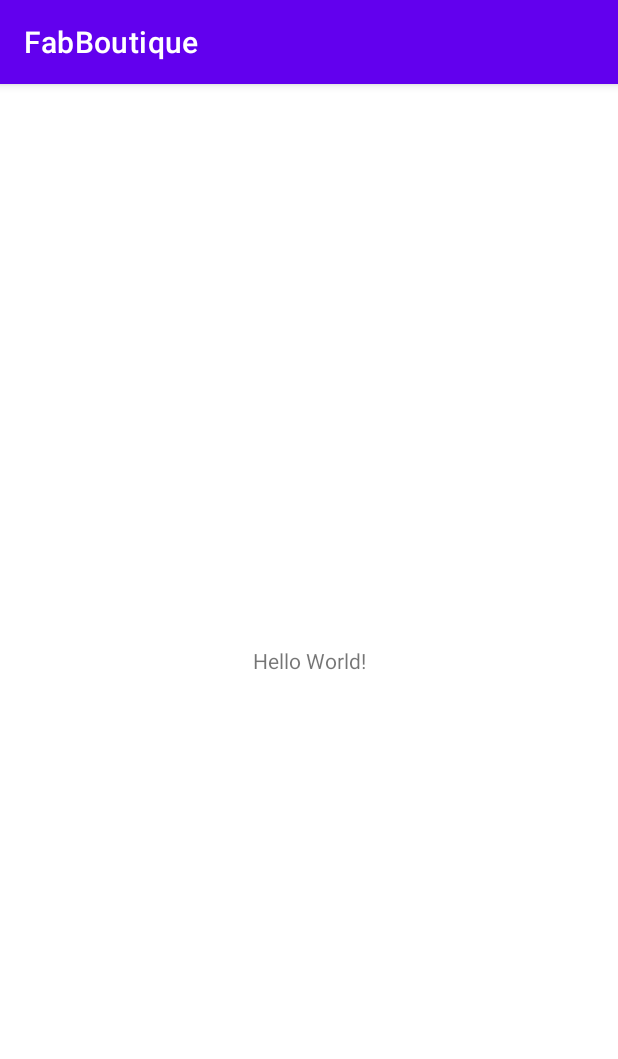
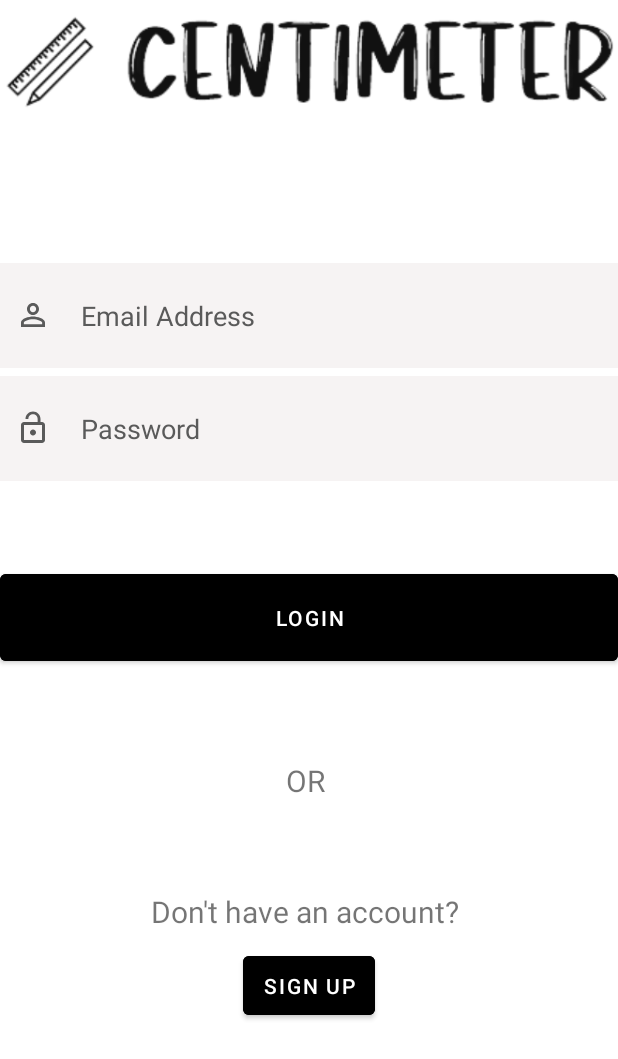
Before and after one commit to Krishnavthakor/FabBoutiqueApplication, an Android app: the screen it shows after launch (MainActivity before the commit, LoginActivity after it), on a phone screen of 412 x 824 dp. Shown: the top 1059 px of the screen. Run offline under Robolectric (Android 15) with nearby library versions, the phone set to English and light mode, and no system bars.

Commit message:
Login User Interface Design Done.

```diff
--- a/app/src/main/AndroidManifest.xml
+++ b/app/src/main/AndroidManifest.xml
@@ -14,6 +14,15 @@
         android:theme="@style/Theme.FabBoutique"
         tools:targetApi="31">
         <activity
+            android:name=".LoginActivity"
+            android:exported="true">
+            <intent-filter>
+                <action android:name="android.intent.action.MAIN" />
+
+                <category android:name="android.intent.category.LAUNCHER" />
+            </intent-filter>
+        </activity>
+        <activity
             android:name=".MainActivity"
             android:exported="true">
             <intent-filter>
--- /dev/null
+++ b/app/src/main/java/com/example/fabboutique/LoginActivity.java
@@ -0,0 +1,14 @@
+package com.example.fabboutique;
+
+import androidx.appcompat.app.AppCompatActivity;
+
+import android.os.Bundle;
+
+public class LoginActivity extends AppCompatActivity {
+
+    @Override
+    protected void onCreate(Bundle savedInstanceState) {
+        super.onCreate(savedInstanceState);
+        setContentView(R.layout.activity_login);
+    }
+}
--- /dev/null
+++ b/app/src/main/res/drawable/lockicon.xml
@@ -0,0 +1,5 @@
+<vector android:height="24dp" android:tint="#5A5A5A"
+    android:viewportHeight="24" android:viewportWidth="24"
+    android:width="24dp" xmlns:android="http://schemas.android.com/apk/res/android">
+    <path android:fillColor="@android:color/white" android:pathData="M12,17c1.1,0 2,-0.9 2,-2s-0.9,-2 -2,-2 -2,0.9 -2,2 0.9,2 2,2zM18,8h-1L17,6c0,-2.76 -2.24,-5 -5,-5S7,3.24 7,6h1.9c0,-1.71 1.39,-3.1 3.1,-3.1 1.71,0 3.1,1.39 3.1,3.1v2L6,8c-1.1,0 -2,0.9 -2,2v10c0,1.1 0.9,2 2,2h12c1.1,0 2,-0.9 2,-2L20,10c0,-1.1 -0.9,-2 -2,-2zM18,20L6,20L6,10h12v10z"/>
+</vector>
--- /dev/null
+++ b/app/src/main/res/drawable/passwordicon.xml
@@ -0,0 +1,5 @@
+<vector android:height="24dp" android:tint="#5A5A5A"
+    android:viewportHeight="24" android:viewportWidth="24"
+    android:width="24dp" xmlns:android="http://schemas.android.com/apk/res/android">
+    <path android:fillColor="@android:color/white" android:pathData="M18,8h-1L17,6c0,-2.76 -2.24,-5 -5,-5S7,3.24 7,6v2L6,8c-1.1,0 -2,0.9 -2,2v10c0,1.1 0.9,2 2,2h12c1.1,0 2,-0.9 2,-2L20,10c0,-1.1 -0.9,-2 -2,-2zM12,17c-1.1,0 -2,-0.9 -2,-2s0.9,-2 2,-2 2,0.9 2,2 -0.9,2 -2,2zM15.1,8L8.9,8L8.9,6c0,-1.71 1.39,-3.1 3.1,-3.1 1.71,0 3.1,1.39 3.1,3.1v2z"/>
+</vector>
--- /dev/null
+++ b/app/src/main/res/drawable/usericon.xml
@@ -0,0 +1,5 @@
+<vector android:height="24dp" android:tint="#5A5A5A"
+    android:viewportHeight="24" android:viewportWidth="24"
+    android:width="24dp" xmlns:android="http://schemas.android.com/apk/res/android">
+    <path android:fillColor="@android:color/white" android:pathData="M12,5.9c1.16,0 2.1,0.94 2.1,2.1s-0.94,2.1 -2.1,2.1S9.9,9.16 9.9,8s0.94,-2.1 2.1,-2.1m0,9c2.97,0 6.1,1.46 6.1,2.1v1.1L5.9,18.1L5.9,17c0,-0.64 3.13,-2.1 6.1,-2.1M12,4C9.79,4 8,5.79 8,8s1.79,4 4,4 4,-1.79 4,-4 -1.79,-4 -4,-4zM12,13c-2.67,0 -8,1.34 -8,4v3h16v-3c0,-2.66 -5.33,-4 -8,-4z"/>
+</vector>
--- /dev/null
+++ b/app/src/main/res/layout/activity_login.xml
@@ -0,0 +1,95 @@
+<?xml version="1.0" encoding="utf-8"?>
+<RelativeLayout xmlns:android="http://schemas.android.com/apk/res/android"
+    xmlns:app="http://schemas.android.com/apk/res-auto"
+    xmlns:tools="http://schemas.android.com/tools"
+    android:layout_width="match_parent"
+    android:layout_height="match_parent"
+    android:background="@color/white"
+    tools:context=".LoginActivity">
+
+    <ImageView
+        android:id="@+id/imageView"
+        android:layout_width="wrap_content"
+        android:layout_height="wrap_content"
+        app:layout_constraintBottom_toBottomOf="parent"
+        app:layout_constraintEnd_toEndOf="parent"
+        app:layout_constraintHeight_percent=".20"
+        app:layout_constraintHorizontal_bias="0.0"
+        app:layout_constraintStart_toStartOf="parent"
+        app:layout_constraintTop_toTopOf="parent"
+        app:layout_constraintVertical_bias="0.024"
+        app:srcCompat="@drawable/logo" />
+
+    <EditText
+        android:id="@+id/editTextEmail"
+        android:layout_width="match_parent"
+        android:layout_height="70dp"
+        android:layout_below="@id/imageView"
+        android:layout_marginTop="100dp"
+        android:background="#2DCAB8B8"
+        android:drawableLeft="@drawable/usericon"
+        android:drawablePadding="20dp"
+        android:ems="10"
+        android:hint="Email Address"
+        android:inputType="textEmailAddress"
+        android:padding="10dp"
+        android:textColor="@color/black"
+        android:textColorHint="#5A5A5A" />
+
+    <EditText
+        android:id="@+id/editTextPassword"
+        android:layout_width="match_parent"
+        android:layout_height="70dp"
+        android:layout_below="@id/editTextEmail"
+        android:layout_marginTop="5dp"
+        android:background="#2DCAB8B8"
+        android:drawableLeft="@drawable/lockicon"
+        android:drawablePadding="20dp"
+        android:ems="10"
+        android:hint="Password"
+        android:inputType="textPassword"
+        android:padding="10dp"
+        android:textColor="@color/black"
+        android:textColorHint="#5A5A5A" />
+
+    <Button
+        android:id="@+id/btnLogin"
+        android:layout_width="match_parent"
+        android:layout_height="70dp"
+        android:layout_centerVertical="true"
+        android:backgroundTint="#000000"
+        android:padding="10dp"
+        android:text="Login"
+        app:layout_constraintVertical_bias="0.173" />
+
+    <TextView
+        android:id="@+id/textViewOr"
+        android:layout_width="wrap_content"
+        android:layout_height="wrap_content"
+        android:layout_below="@id/btnLogin"
+        android:layout_centerHorizontal="true"
+        android:layout_marginTop="60dp"
+        android:text="OR "
+        android:textSize="20dp" />
+
+    <TextView
+        android:id="@+id/TextViewSignUp"
+        android:layout_width="wrap_content"
+        android:layout_height="wrap_content"
+        android:layout_below="@id/textViewOr"
+        android:layout_centerHorizontal="true"
+        android:layout_marginTop="60dp"
+        android:text="Don't have an account? "
+        android:textSize="20dp" />
+    <Button
+        android:id="@+id/btnSignUp"
+        android:layout_width="wrap_content"
+        android:layout_height="wrap_content"
+        android:layout_below="@id/TextViewSignUp"
+        android:layout_centerHorizontal="true"
+        android:layout_marginTop="10dp"
+        android:backgroundTint="#000000"
+        android:padding="10dp"
+        android:text="Sign Up"
+        app:layout_constraintVertical_bias="0.173" />
+</RelativeLayout>
--- a/app/src/main/res/values-night/themes.xml
+++ b/app/src/main/res/values-night/themes.xml
@@ -1,6 +1,6 @@
 <resources xmlns:tools="http://schemas.android.com/tools">
     <!-- Base application theme. -->
-    <style name="Theme.FabBoutique" parent="Theme.MaterialComponents.DayNight.DarkActionBar">
+    <style name="Theme.FabBoutique" parent="Theme.MaterialComponents.DayNight.NoActionBar">
         <!-- Primary brand color. -->
         <item name="colorPrimary">@color/purple_200</item>
         <item name="colorPrimaryVariant">@color/purple_700</item>
--- a/app/src/main/res/values/themes.xml
+++ b/app/src/main/res/values/themes.xml
@@ -1,6 +1,6 @@
 <resources xmlns:tools="http://schemas.android.com/tools">
     <!-- Base application theme. -->
-    <style name="Theme.FabBoutique" parent="Theme.MaterialComponents.DayNight.DarkActionBar">
+    <style name="Theme.FabBoutique" parent="Theme.MaterialComponents.DayNight.NoActionBar">
         <!-- Primary brand color. -->
         <item name="colorPrimary">@color/purple_500</item>
         <item name="colorPrimaryVariant">@color/purple_700</item>
```
Also changed, not shown: app/src/main/res/drawable/logo.png (added).
